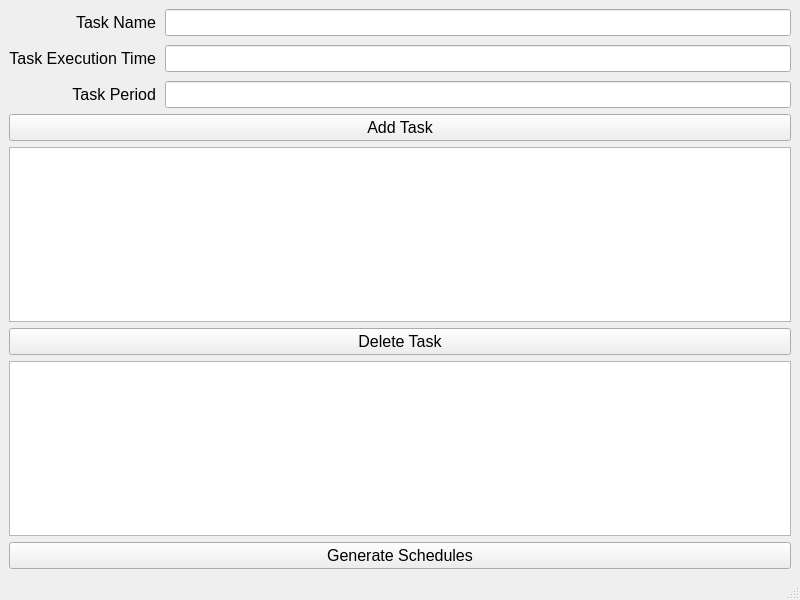
Old version of the form RT_Visualizer.ui in the repository WebKingdom/RT_Scheduling.
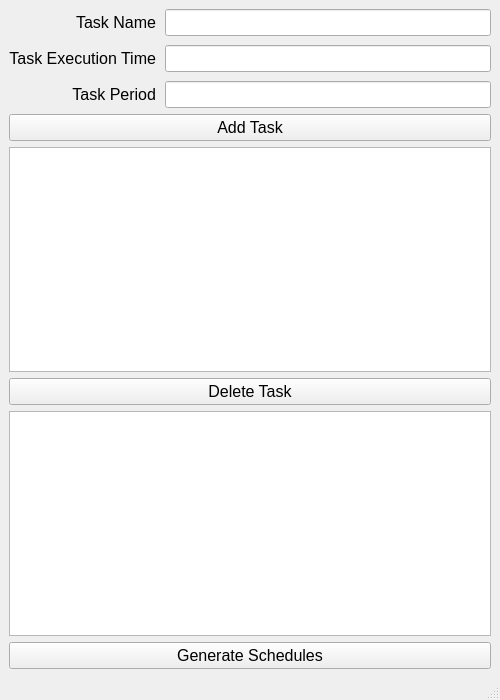
New version of the form.

The edit to the form file:
```diff
--- a/RT_Visualizer.ui
+++ b/RT_Visualizer.ui
@@ -6,8 +6,8 @@
    <rect>
     <x>0</x>
     <y>0</y>
-    <width>800</width>
-    <height>600</height>
+    <width>500</width>
+    <height>700</height>
    </rect>
   </property>
   <property name="font">
```
Left out of the diff: 2 changed lines with no effect on the pictures.
